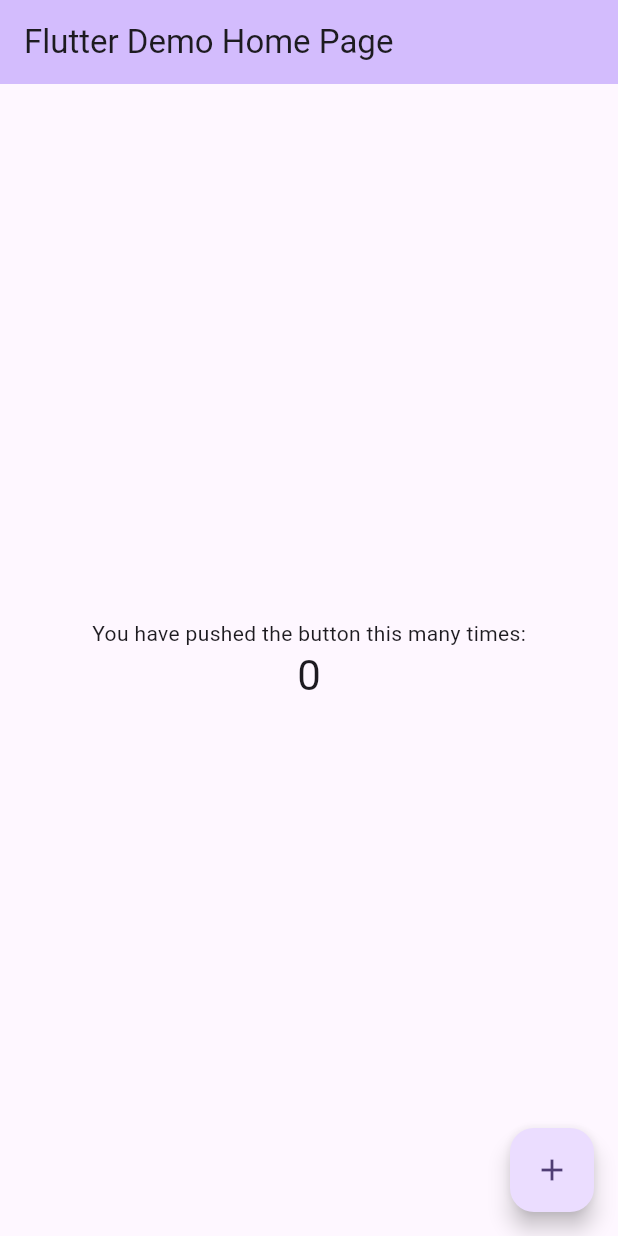
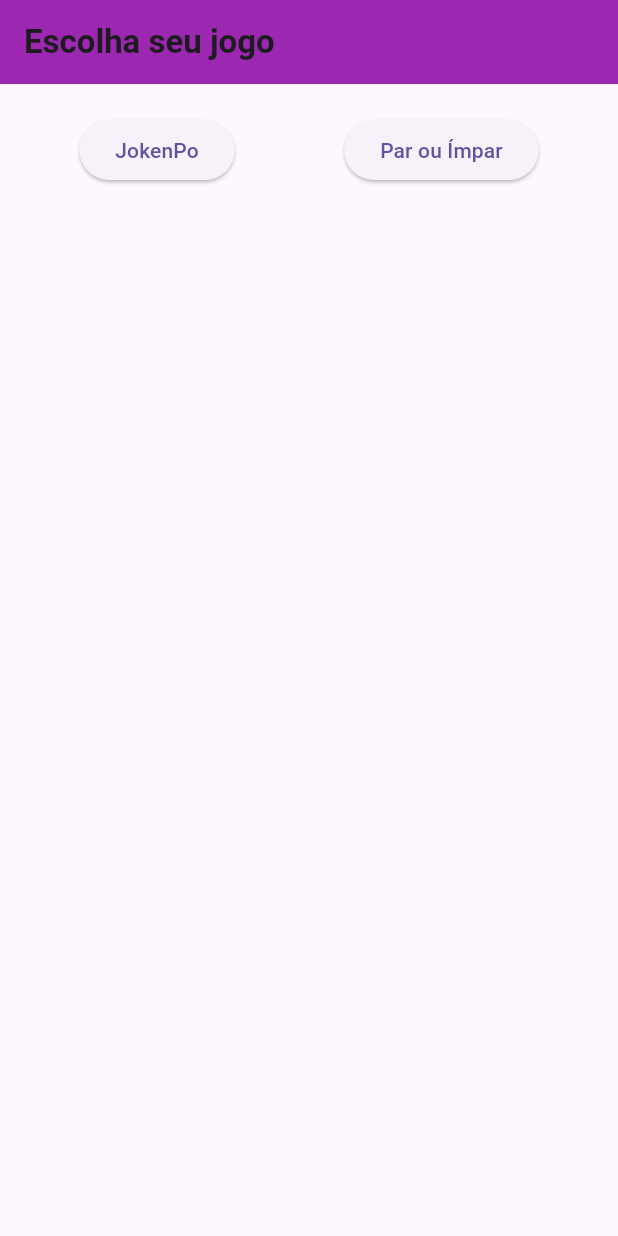
Before and after one commit to brunoribeiro-star/jogo, a Flutter app: the screen it shows after launch, on a phone screen of 412 x 824 dp. Run offline on Flutter 3.47's test engine with Material 3 defaults, Android fonts, the light colour scheme and no system bars.

Commit message:
segundo-commmit

```diff
--- a/lib/main.dart
+++ b/lib/main.dart
@@ -1,122 +1,11 @@
 import 'package:flutter/material.dart';
+import 'package:jogo/jogo.dart';
+import 'package:jogo/tela_inicial.dart';
+import 'package:jogo/jogo2.dart';
 
 void main() {
-  runApp(const MyApp());
+  runApp(MaterialApp(
+    home: Inicio(),
+    debugShowCheckedModeBanner: false,
+  ));
 }
-
-class MyApp extends StatelessWidget {
-  const MyApp({super.key});
-
-  // This widget is the root of your application.
-  @override
-  Widget build(BuildContext context) {
-    return MaterialApp(
-      title: 'Flutter Demo',
-      theme: ThemeData(
-        // This is the theme of your application.
-        //
-        // TRY THIS: Try running your application with "flutter run". You'll see
-        // the application has a purple toolbar. Then, without quitting the app,
-        // try changing the seedColor in the colorScheme below to Colors.green
-        // and then invoke "hot reload" (save your changes or press the "hot
-        // reload" button in a Flutter-supported IDE, or press "r" if you used
-        // the command line to start the app).
-        //
-        // Notice that the counter didn't reset back to zero; the application
-        // state is not lost during the reload. To reset the state, use hot
-        // restart instead.
-        //
-        // This works for code too, not just values: Most code changes can be
-        // tested with just a hot reload.
-        colorScheme: ColorScheme.fromSeed(seedColor: Colors.deepPurple),
-      ),
-      home: const MyHomePage(title: 'Flutter Demo Home Page'),
-    );
-  }
-}
-
-class MyHomePage extends StatefulWidget {
-  const MyHomePage({super.key, required this.title});
-
-  // This widget is the home page of your application. It is stateful, meaning
-  // that it has a State object (defined below) that contains fields that affect
-  // how it looks.
-
-  // This class is the configuration for the state. It holds the values (in this
-  // case the title) provided by the parent (in this case the App widget) and
-  // used by the build method of the State. Fields in a Widget subclass are
-  // always marked "final".
-
-  final String title;
-
-  @override
-  State<MyHomePage> createState() => _MyHomePageState();
-}
-
-class _MyHomePageState extends State<MyHomePage> {
-  int _counter = 0;
-
-  void _incrementCounter() {
-    setState(() {
-      // This call to setState tells the Flutter framework that something has
-      // changed in this State, which causes it to rerun the build method below
-      // so that the display can reflect the updated values. If we changed
-      // _counter without calling setState(), then the build method would not be
-      // called again, and so nothing would appear to happen.
-      _counter++;
-    });
-  }
-
-  @override
-  Widget build(BuildContext context) {
-    // This method is rerun every time setState is called, for instance as done
-    // by the _incrementCounter method above.
-    //
-    // The Flutter framework has been optimized to make rerunning build methods
-    // fast, so that you can just rebuild anything that needs updating rather
-    // than having to individually change instances of widgets.
-    return Scaffold(
-      appBar: AppBar(
-        // TRY THIS: Try changing the color here to a specific color (to
-        // Colors.amber, perhaps?) and trigger a hot reload to see the AppBar
-        // change color while the other colors stay the same.
-        backgroundColor: Theme.of(context).colorScheme.inversePrimary,
-        // Here we take the value from the MyHomePage object that was created by
-        // the App.build method, and use it to set our appbar title.
-        title: Text(widget.title),
-      ),
-      body: Center(
-        // Center is a layout widget. It takes a single child and positions it
-        // in the middle of the parent.
-        child: Column(
-          // Column is also a layout widget. It takes a list of children and
-          // arranges them vertically. By default, it sizes itself to fit its
-          // children horizontally, and tries to be as tall as its parent.
-          //
-          // Column has various properties to control how it sizes itself and
-          // how it positions its children. Here we use mainAxisAlignment to
-          // center the children vertically; the main axis here is the vertical
-          // axis because Columns are vertical (the cross axis would be
-          // horizontal).
-          //
-          // TRY THIS: Invoke "debug painting" (choose the "Toggle Debug Paint"
-          // action in the IDE, or press "p" in the console), to see the
-          // wireframe for each widget.
-          mainAxisAlignment: MainAxisAlignment.center,
-          children: <Widget>[
-            const Text('You have pushed the button this many times:'),
-            Text(
-              '$_counter',
-              style: Theme.of(context).textTheme.headlineMedium,
-            ),
-          ],
-        ),
-      ),
-      floatingActionButton: FloatingActionButton(
-        onPressed: _incrementCounter,
-        tooltip: 'Increment',
-        child: const Icon(Icons.add),
-      ), // This trailing comma makes auto-formatting nicer for build methods.
-    );
-  }
-}
--- /dev/null
+++ b/lib/tela_inicial.dart
@@ -0,0 +1,38 @@
+import 'package:flutter/material.dart';
+import 'package:jogo/jogo.dart';
+import 'package:jogo/jogo2.dart';
+
+class Inicio extends StatelessWidget {
+  const Inicio({super.key});
+
+  @override
+  Widget build(BuildContext context) {
+    return Scaffold(
+      appBar: AppBar(
+        title: Text("Escolha seu jogo", style: TextStyle(fontWeight: FontWeight.bold),),
+        backgroundColor: Colors.purple,
+      ),
+      body: Row(
+        mainAxisAlignment: MainAxisAlignment.spaceEvenly,
+        children: <Widget>[
+          Padding(padding: EdgeInsets.all(20),
+            child: ElevatedButton(
+              child: Text("JokenPo"),
+              onPressed: () {
+                Navigator.push(context, MaterialPageRoute(builder: (context) => Jogo()),);
+              },
+            ),
+          ),
+          Padding(padding: EdgeInsets.all(20),
+            child: ElevatedButton(
+              child: Text("Par ou Ímpar"),
+              onPressed: () {
+                Navigator.push(context, MaterialPageRoute(builder: (context) => Jogo2()),);
+              },
+            ),
+          )
+        ],
+      ),
+    );
+  }
+}
```
Also changed, not shown: lib/jogo.dart (+21 -6 lines), lib/jogo2.dart (added, +17 -0 lines).
